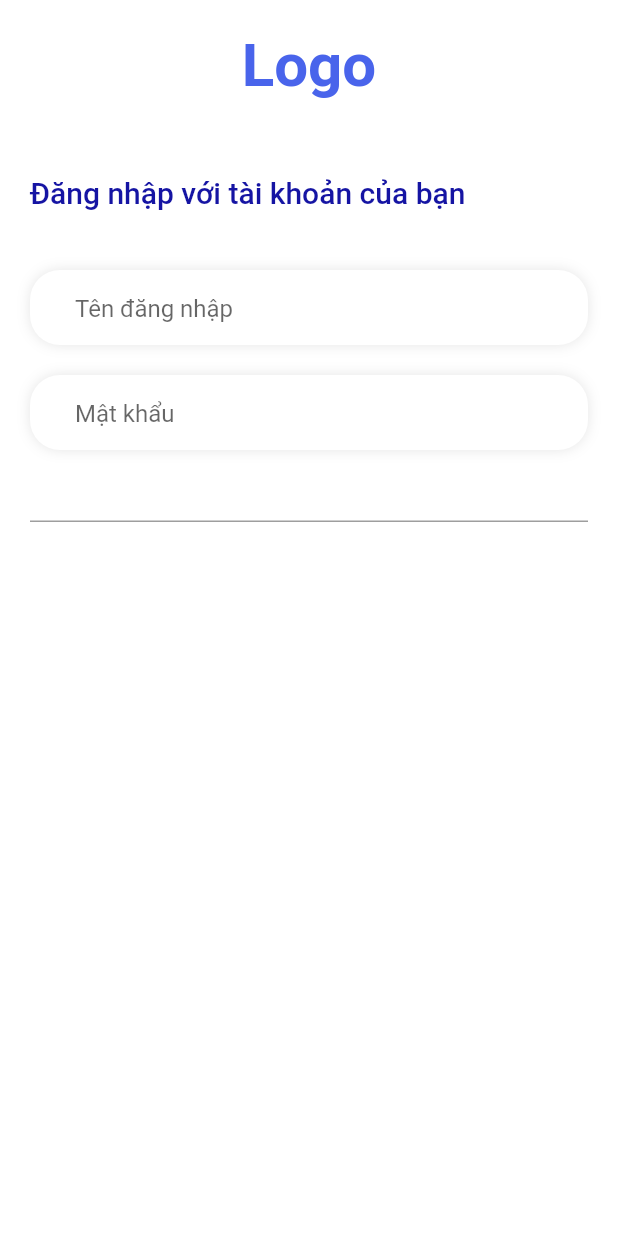
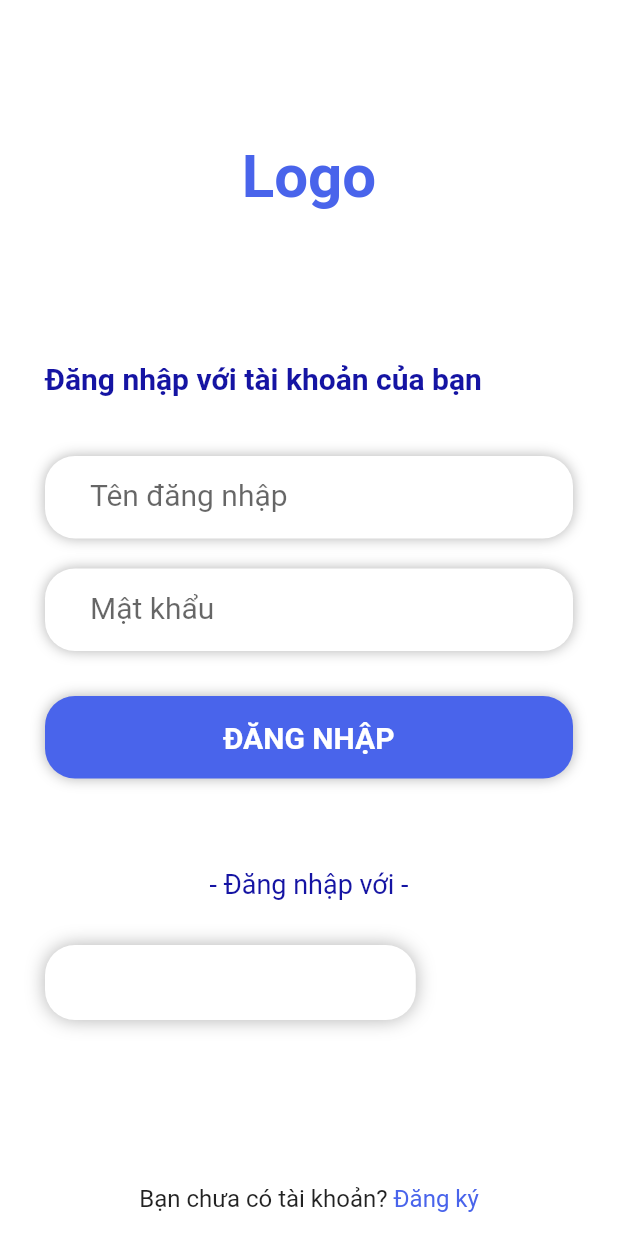
Before and after one commit to Ginnnnn227/Android_QuanLyGiongLua, a Flutter app: the screen it shows after launch, on a phone screen of 412 x 824 dp. Run offline on Flutter 3.47's test engine with Material 2 defaults, Android fonts, the phone set to English and light mode, and no system bars; our stand-ins replace get, hexcolor.

Commit message:
Dieu chinh code 02

```diff
--- a/sourceCode/android_kltn_qlgl/lib/main.dart
+++ b/sourceCode/android_kltn_qlgl/lib/main.dart
@@ -1,7 +1,6 @@
 
-import 'package:android_kltn_qlgl/views/splash.view.dart';
+import 'package:android_kltn_qlgl/views/login.view.dart';
 import 'package:flutter/material.dart';
-import 'package:get/get.dart';
 
 void main() {
   runApp(const MyApp());
@@ -13,14 +12,14 @@ class MyApp extends StatelessWidget {
   // This widget is the root of your application.
   @override
   Widget build(BuildContext context) {
-    return GetMaterialApp(
+    return MaterialApp(
       debugShowCheckedModeBanner: false,
       title: 'Quản lý giống lúa',
       theme: ThemeData(
         primarySwatch: Colors.blue,
         scaffoldBackgroundColor: Colors.white,
       ),
-      home: const SplashScreen(),
+      home: LoginPage(),
     );
   }
 }
--- a/sourceCode/android_kltn_qlgl/lib/views/login.view.dart
+++ b/sourceCode/android_kltn_qlgl/lib/views/login.view.dart
@@ -1,4 +1,5 @@
 import 'package:android_kltn_qlgl/utils/global.colors.dart';
+import 'package:android_kltn_qlgl/widgets/button.global.dart';
 import 'package:android_kltn_qlgl/widgets/textform.global.dart';
 import 'package:flutter/material.dart';
 
@@ -12,11 +13,12 @@ class LoginPage extends StatelessWidget {
   @override
   Widget build(BuildContext context) {
     return Scaffold(
-      body: SingleChildScrollView(
+      body: Center(
+        child: SingleChildScrollView(
           child: SafeArea(
             child: Container(
               width: double.infinity,
-            padding: const EdgeInsets.all(20.0),
+              padding: const EdgeInsets.all(30.0),
               child: Column(
                 crossAxisAlignment: CrossAxisAlignment.start,
                 children: [
@@ -27,29 +29,101 @@ class LoginPage extends StatelessWidget {
                       style: TextStyle(
                         color: GlobalColors.mainColor,
                         fontSize: 40,
-                      fontWeight: FontWeight.bold,
+                        fontWeight: FontWeight.w700,
                       ),
                     ),
                   ),
-                const SizedBox(height: 50),
+                  const SizedBox(height: 100),
                   Text(
                     "Đăng nhập với tài khoản của bạn",
                     style: TextStyle(
                       color: GlobalColors.textColor,
                       fontSize: 20,
-                    fontWeight: FontWeight.w500,
+                      fontWeight: FontWeight.bold,
                     ),
                   ),
                   const SizedBox(height: 40),
-                TextFormGlobal(controller: usernameController, hintText: "Tên đăng nhập",obscure: false,),
+                  TextFormGlobal(
+                    controller: usernameController,
+                    hintText: "Tên đăng nhập",
+                    obscure: false,
+                  ),
                   const SizedBox(height: 20),
-                TextFormGlobal(controller: passwordController, hintText: "Mật khẩu",obscure: true,),
-                TextFormField(obscureText: true,decoration: InputDecoration(),),
+                  TextFormGlobal(
+                    controller: passwordController,
+                    hintText: "Mật khẩu",
+                    obscure: true,
+                  ),
+                  const SizedBox(height: 30),
+                  const ButtonGlobal(),
+                  const SizedBox(height: 60),
+                  Container(
+                    alignment: Alignment.center,
+                    child: Text(
+                      '- Đăng nhập với -',
+                      style: TextStyle(
+                          color: GlobalColors.textColor,
+                          fontSize: 18,
+                          fontWeight: FontWeight.w400),
+                    ),
+                  ),
+                  const SizedBox(height: 30),
+                  SizedBox(
+                    width: MediaQuery.of(context).size.width *0.6,
+                    child: Row(
+                      children: [
+                        Expanded(
+                          child: Container(
+                            alignment: Alignment.center,
+                            height: 50,
+                            decoration: BoxDecoration(
+                                color: Colors.white,
+                                borderRadius: BorderRadius.circular(20),
+                                boxShadow: [
+                                  BoxShadow(
+                                    color: Colors.black.withOpacity(0.3),
+                                    blurRadius: 10,
+                                  )
+                                ]),
+                          ),
+                        ),
+                      ],
+                    ),
+                  )
                 ],
               ),
             ),
           ),
         ),
+      ),
+      bottomNavigationBar: Container(
+        height: 50,
+        color: Colors.white,
+        alignment: Alignment.center,
+        child: Row(
+          mainAxisAlignment: MainAxisAlignment.center,
+          children: [
+            const Text(
+              'Bạn chưa có tài khoản?',
+              style: TextStyle(
+                fontSize: 16,
+              ),
+            ),
+            InkWell(
+              onTap: () {
+                debugPrint('Đăng ký thành công');
+              },
+              child: Text(
+                ' Đăng ký',
+                style: TextStyle(
+                  color: GlobalColors.mainColor,
+                  fontSize: 16,
+                ),
+              ),
+            )
+          ],
+        ),
+      ),
     );
   }
 }
--- /dev/null
+++ b/sourceCode/android_kltn_qlgl/lib/widgets/button.global.dart
@@ -0,0 +1,37 @@
+import 'package:android_kltn_qlgl/utils/global.colors.dart';
+import 'package:flutter/material.dart';
+
+class ButtonGlobal extends StatelessWidget {
+  const ButtonGlobal({super.key});
+
+  @override
+  Widget build(BuildContext context) {
+    return InkWell(
+      onTap: (){
+        debugPrint('ĐĂNG NHẬP THÀNH CÔNG');
+      },
+      child: Container(
+        alignment: Alignment.center,
+        height: 55,
+        decoration: BoxDecoration(
+          color: GlobalColors.mainColor,
+          borderRadius: BorderRadius.circular(20),
+          boxShadow: [
+            BoxShadow(
+              color: Colors.black.withOpacity(0.3),
+              blurRadius: 7,
+            )
+          ],
+        ),
+        child: const Text(
+          'ĐĂNG NHẬP',
+          style: TextStyle(
+            color: Colors.white,
+            fontWeight: FontWeight.w600,
+            fontSize: 20,
+          ),
+        ),
+      ),
+    );
+  }
+}
--- a/sourceCode/android_kltn_qlgl/lib/widgets/textform.global.dart
+++ b/sourceCode/android_kltn_qlgl/lib/widgets/textform.global.dart
@@ -14,18 +14,21 @@ class TextFormGlobal extends StatelessWidget {
   @override
   Widget build(BuildContext context) {
     return Container(
-      height: 50,
+      height: 55,
       padding: const EdgeInsets.only(left: 30, right: 35, top: 2),
       decoration: BoxDecoration(
         color: Colors.white,
         borderRadius: BorderRadius.circular(20),
         boxShadow: [
           BoxShadow(
-              color: Colors.black.withOpacity(0.1),
+            color: Colors.black.withOpacity(0.3),
             blurRadius: 7,
           )
-          ]),
+        ],
+      ),
       child: TextFormField(
+        obscuringCharacter: '●',
+        style: const TextStyle(fontSize: 20,),
         controller: controller,
         obscureText: obscure,
         decoration: InputDecoration(
```
Lines whose indentation alone changed are shown as unchanged.
